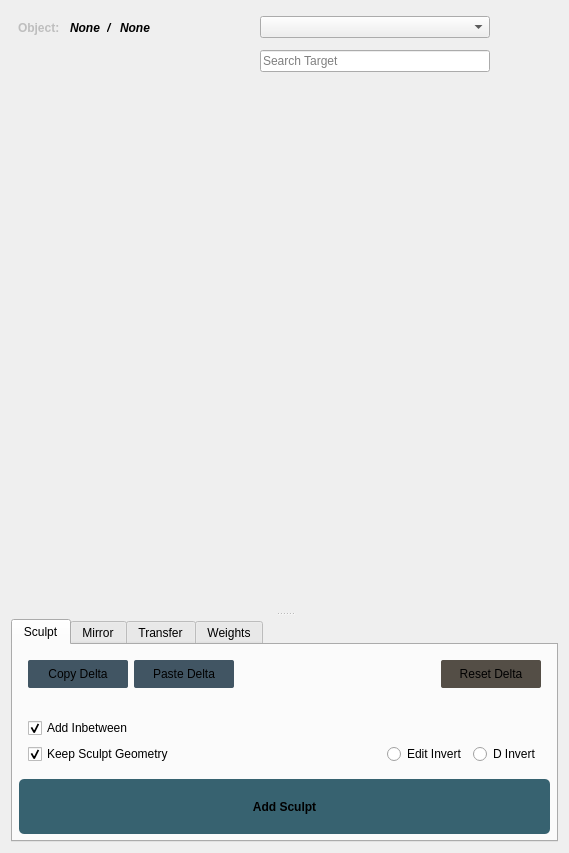
This is z_bs/ui/resource/uiMain.ui in DDDonzy/d_maya as Qt 5 draws it before an edit. The edited form follows.
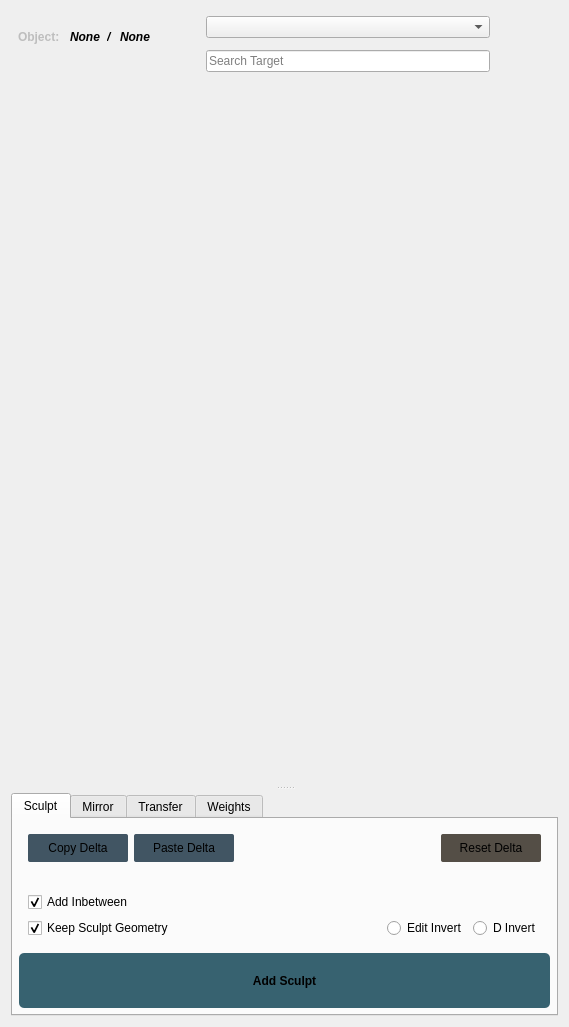
This is the edited form. Icons and pictures are not drawn. Custom widgets are drawn as their Qt base class.

The edit to the form file:
```diff
--- a/z_bs/ui/resource/uiMain.ui
+++ b/z_bs/ui/resource/uiMain.ui
@@ -7,7 +7,7 @@
     <x>0</x>
     <y>0</y>
     <width>569</width>
-    <height>853</height>
+    <height>1027</height>
    </rect>
   </property>
   <property name="windowTitle">
@@ -58,6 +58,18 @@
          </property>
          <item>
           <widget class="QWidget" name="objectInfoLayout" native="true">
+           <property name="sizePolicy">
+            <sizepolicy hsizetype="Maximum" vsizetype="Expanding">
+             <horstretch>0</horstretch>
+             <verstretch>0</verstretch>
+            </sizepolicy>
+           </property>
+           <property name="maximumSize">
+            <size>
+             <width>350</width>
+             <height>16777215</height>
+            </size>
+           </property>
            <layout class="QHBoxLayout" name="horizontalLayout">
             <property name="spacing">
              <number>7</number>
```
